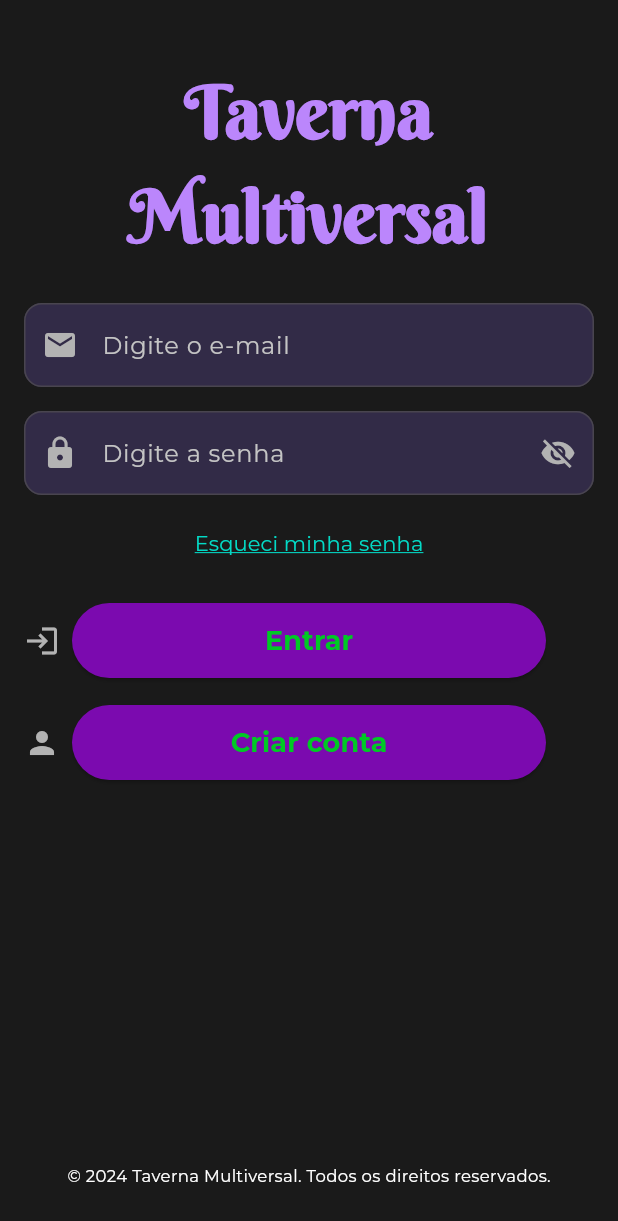
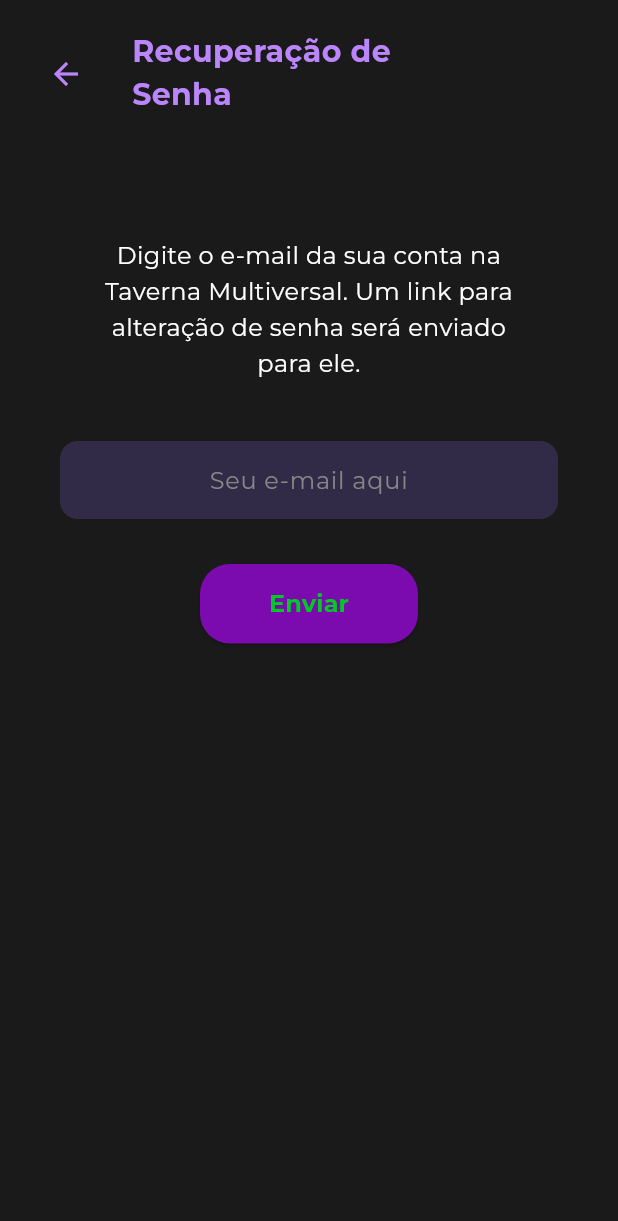
Before and after one commit to Enock21/tm, a Flutter app: the screen it shows after launch, on a phone screen of 412 x 824 dp. Shown: the top 1221 px of the screen. Run offline on Flutter 3.47's test engine with Material 3 defaults, Android fonts, the phone set to English and light mode, and no system bars; our stand-ins replace google_fonts; project files that could hold a hidden picture were left out.

Commit message:
screen: password-recovery-screen added

```diff
--- a/tm_front/lib/main.dart
+++ b/tm_front/lib/main.dart
@@ -1,5 +1,6 @@
 import 'package:flutter/material.dart';
-import 'package:tm_front/screens/login_screen.dart';
+//import 'package:tm_front/screens/login_screen.dart';
+import 'package:tm_front/screens/password_recovery_screen.dart';
 
 void main() {
   runApp(const MyApp());
@@ -27,7 +28,8 @@
               titleLarge: TextStyle(fontFamily: 'Montserrat'),
               titleMedium: TextStyle(fontFamily: 'Montserrat'),
               titleSmall: TextStyle(fontFamily: 'Montserrat'))),
-      home: const LoginScreen(),
+      //home: const LoginScreen(),
+      home: const PasswordRecoveryScreen(),
     );
   }
 }
--- a/tm_front/lib/screens/login_screen.dart
+++ b/tm_front/lib/screens/login_screen.dart
@@ -1,9 +1,7 @@
 import 'package:flutter/material.dart';
 import 'package:tm_front/widgets/custom_button.dart';
-//---Atualizado
 import 'package:tm_front/widgets/text_input_email.dart';
 import 'package:tm_front/widgets/text_input_password.dart';
-//---Fim do atualizado
 
 class LoginScreen extends StatefulWidget {
   const LoginScreen({super.key});
--- /dev/null
+++ b/tm_front/lib/screens/password_recovery_screen.dart
@@ -0,0 +1,132 @@
+import 'package:flutter/material.dart';
+import 'package:google_fonts/google_fonts.dart';
+import 'package:flutter/services.dart';
+
+class PasswordRecoveryScreen extends StatelessWidget {
+  const PasswordRecoveryScreen({Key? key}) : super(key: key);
+
+  @override
+  Widget build(BuildContext context) {
+    return Scaffold(
+      backgroundColor: const Color(0xFF1A1A1A),
+      body: SafeArea(
+        child: Padding(
+          padding: const EdgeInsets.all(20.0),
+          child: Column(
+            children: [
+              Row(
+                children: [
+                  IconButton(
+                    icon: const Icon(Icons.arrow_back),
+                    color: const Color(0xFFBB86FC),
+                    iconSize: 24,
+                    onPressed: () => Navigator.pop(context),
+                  ),
+                  const SizedBox(width: 20),
+                  Column(
+                    crossAxisAlignment: CrossAxisAlignment.start,
+                    children: [
+                      Text(
+                        'Recuperação de',
+                        style: GoogleFonts.montserrat(
+                          fontSize: 20,
+                          fontWeight: FontWeight.w700,
+                          color: const Color(0xFFBB86FC),
+                        ),
+                      ),
+                      Text(
+                        'Senha',
+                        style: GoogleFonts.montserrat(
+                          fontSize: 20,
+                          fontWeight: FontWeight.w700,
+                          color: const Color(0xFFBB86FC),
+                        ),
+                      ),
+                    ],
+                  ),
+                ],
+              ),
+              const SizedBox(height: 80),
+              Padding(
+                padding: const EdgeInsets.symmetric(horizontal: 20),
+                child: Column(
+                  children: [
+                    Text(
+                      'Digite o e-mail da sua conta na\nTaverna Multiversal. Um link para\nalteração de senha será enviado\npara ele.',
+                      textAlign: TextAlign.center,
+                      style: GoogleFonts.montserrat(
+                        fontSize: 16,
+                        fontWeight: FontWeight.w400,
+                        color: Colors.white,
+                        height: 1.5,
+                      ),
+                    ),
+                    const SizedBox(height: 40),
+                    Form(
+                      child: Column(
+                        children: [
+                          Semantics(
+                            label: 'Email input field',
+                            child: TextFormField(
+                              decoration: InputDecoration(
+                                hintText: 'Seu e-mail aqui',
+                                hintStyle: GoogleFonts.montserrat(
+                                  color: const Color(0xFF878787),
+                                  fontSize: 16,
+                                  fontWeight: FontWeight.w400,
+                                ),
+                                filled: true,
+                                fillColor: const Color(0xFF322B47),
+                                border: OutlineInputBorder(
+                                  borderRadius: BorderRadius.circular(12),
+                                  borderSide: BorderSide.none,
+                                ),
+                                contentPadding: const EdgeInsets.symmetric(
+                                  vertical: 14,
+                                  horizontal: 14,
+                                ),
+                              ),
+                              textAlign: TextAlign.center,
+                              style: GoogleFonts.montserrat(
+                                color: Colors.white,
+                                fontSize: 16,
+                                fontWeight: FontWeight.w400,
+                              ),
+                              keyboardType: TextInputType.emailAddress,
+                            ),
+                          ),
+                          const SizedBox(height: 30),
+                          ElevatedButton(
+                            onPressed: () {},
+                            style: ElevatedButton.styleFrom(
+                              backgroundColor: const Color(0xFF7B0AAF),
+                              shape: RoundedRectangleBorder(
+                                borderRadius: BorderRadius.circular(20),
+                              ),
+                              padding: const EdgeInsets.symmetric(
+                                horizontal: 46,
+                                vertical: 15,
+                              ),
+                            ),
+                            child: Text(
+                              'Enviar',
+                              style: GoogleFonts.montserrat(
+                                color: const Color(0xFF00C925),
+                                fontSize: 16,
+                                fontWeight: FontWeight.w700,
+                              ),
+                            ),
+                          ),
+                        ],
+                      ),
+                    ),
+                  ],
+                ),
+              ),
+            ],
+          ),
+        ),
+      ),
+    );
+  }
+}
--- /dev/null
+++ b/tm_front/lib/widgets/theme.dart
@@ -0,0 +1,30 @@
+import 'package:flutter/material.dart';
+import 'package:google_fonts/google_fonts.dart';
+
+final theme = ThemeData(
+  primaryColor: const Color(0xFFBB86FC),
+  scaffoldBackgroundColor: const Color(0xFF1A1A1A),
+  textTheme: TextTheme(
+    bodyLarge: GoogleFonts.montserrat(
+      color: Colors.white,
+      fontSize: 16,
+      fontWeight: FontWeight.w400,
+    ),
+    labelLarge: GoogleFonts.montserrat(
+      color: const Color(0xFF00C925),
+      fontSize: 16,
+      fontWeight: FontWeight.w700,
+    ),
+  ),
+  inputDecorationTheme: InputDecorationTheme(
+    border: OutlineInputBorder(
+      borderRadius: BorderRadius.circular(12),
+      borderSide: BorderSide.none,
+    ),
+    hintStyle: GoogleFonts.montserrat(
+      color: const Color(0xFF878787),
+      fontSize: 16,
+      fontWeight: FontWeight.w400,
+    ),
+  ),
+);
--- a/tm_front/pubspec.yaml
+++ b/tm_front/pubspec.yaml
@@ -36,7 +36,9 @@
   # Use with the CupertinoIcons class for iOS style icons.
   cupertino_icons: ^1.0.8
 
-  flutter_svg: ^2.0.0
+  flutter_svg: ^2.0.17
+
+  google_fonts: ^6.2.1
 
 dev_dependencies:
   flutter_test:
```
Also changed, not shown: tm_front/lib/screens/pass_recovery.dart (deleted), tm_front/pubspec.lock, 2 other files.
